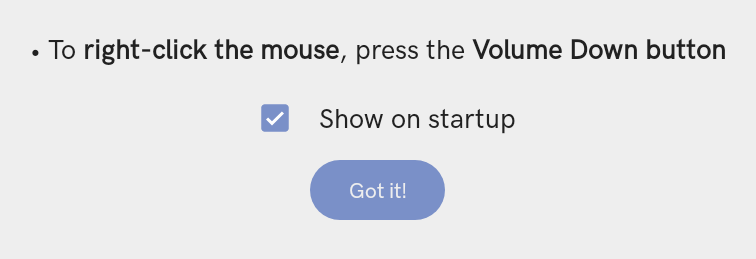
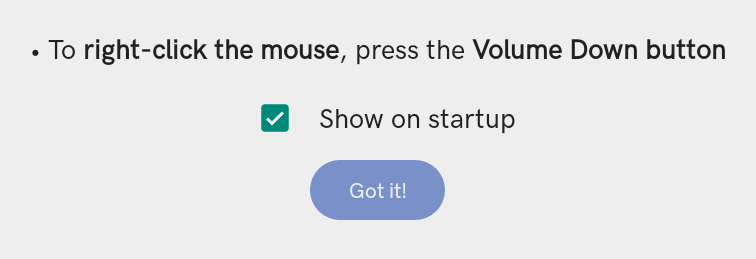
Before and after one commit to z2600k/Windows-98-Simulator, an Android app: the screen it shows after launch (MainActivity), on a phone screen of 824 x 412 dp (held sideways). Shown: the part 307-566 px from the top of the screen, without its empty margins (240-996 px from the left). Run offline under Robolectric (Android 15) with nearby library versions, the light colour scheme and no system bars; Roboto replaces fonts that are not available here; 8 statements that could not run were skipped.

Commit message:
Update support for dark mode

```diff
--- a/app/src/main/res/values/styles.xml
+++ b/app/src/main/res/values/styles.xml
@@ -1,11 +1,13 @@
+<?xml version="1.0" encoding="utf-8"?>
 <resources>
-    <style name="AppTheme" parent="Theme.Material3.Light.NoActionBar">
+    <style name="AppTheme" parent="Theme.Material3.DayNight.NoActionBar">
         <item name="android:windowNoTitle">true</item>
         <item name="android:windowActionBar">false</item>
         <item name="android:windowFullscreen">true</item>
         <item name="android:windowContentOverlay">@null</item>
     </style>
     <style name="CheckBoxTheme">
-        <item name="buttonTint">@color/colorPrimary</item>
+        <item name="buttonTint">@color/colorButtonTint</item>
+        <item name="buttonIconTint">@color/colorBackground</item>
     </style>
 </resources>
```
